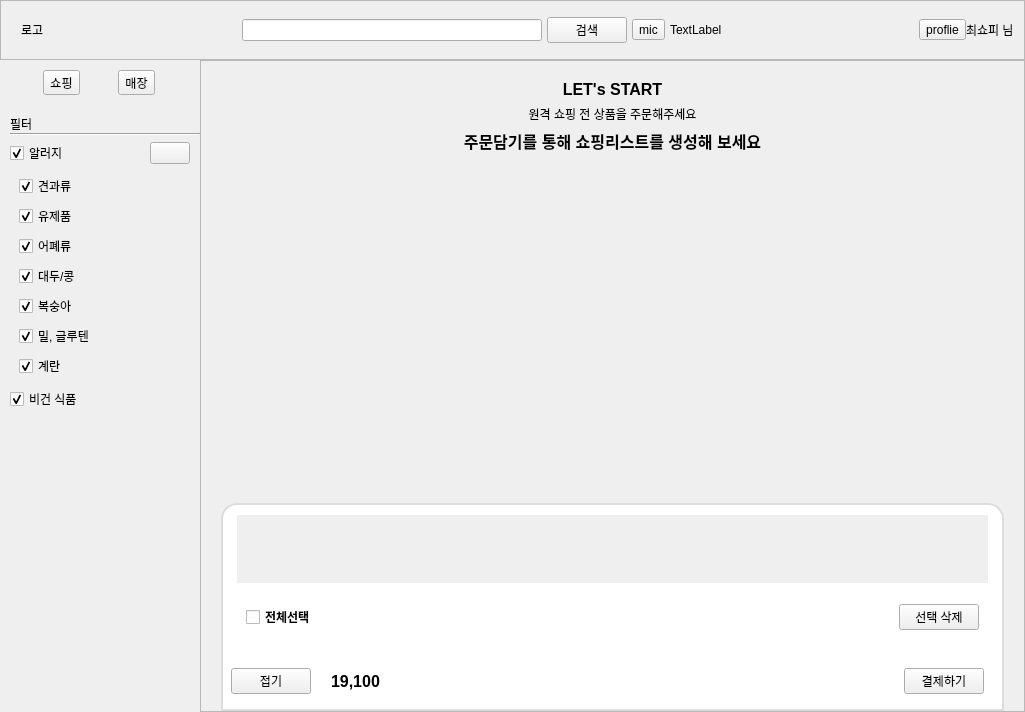
Qt form shopee_ros2/src/shopee_app/shopee_app/ui/layout_user.ui (addinedu-roscamp-7th/roscamp-repo-1) before a commit.
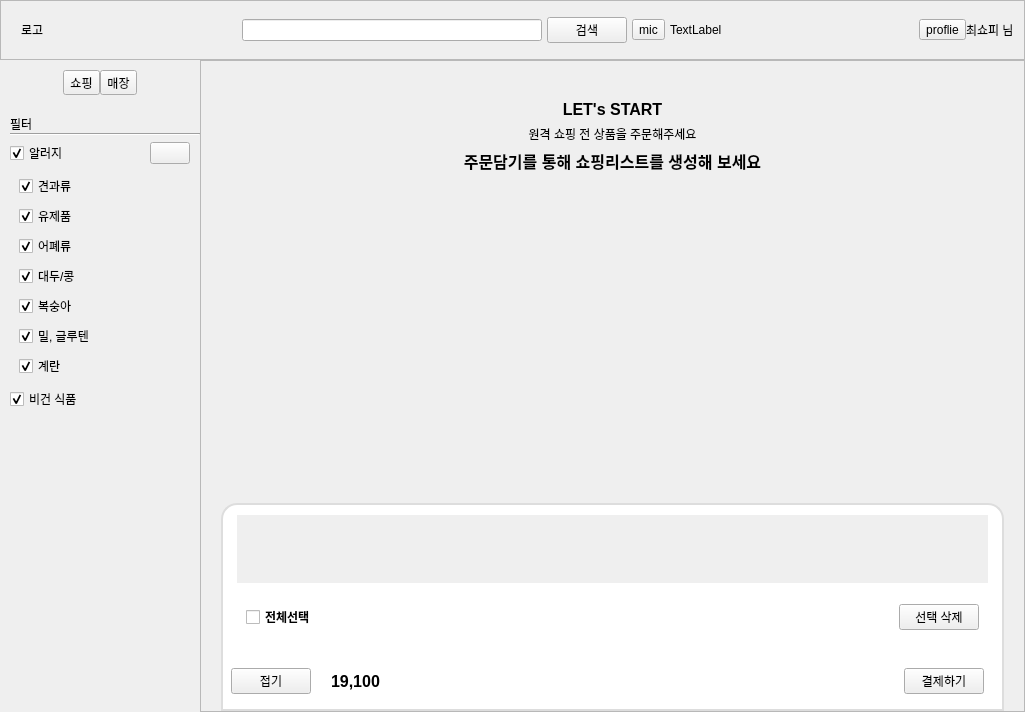
The same form after that commit. Icons and pictures are not drawn.

Commit message: [ShopeeApp] 쇼핑 매장 버튼 디자인 수정

The edit to the form file:
```diff
--- a/shopee_ros2/src/shopee_app/shopee_app/ui/layout_user.ui
+++ b/shopee_ros2/src/shopee_app/shopee_app/ui/layout_user.ui
@@ -330,7 +330,7 @@
          <item>
           <layout class="QHBoxLayout" name="horizontalLayout_3">
            <property name="spacing">
-            <number>5</number>
+            <number>0</number>
            </property>
            <property name="leftMargin">
             <number>10</number>
@@ -344,6 +344,19 @@
            <property name="bottomMargin">
             <number>10</number>
            </property>
+           <item>
+            <spacer name="horizontalSpacer_12">
+             <property name="orientation">
+              <enum>Qt::Horizontal</enum>
+             </property>
+             <property name="sizeHint" stdset="0">
+              <size>
+               <width>40</width>
+               <height>20</height>
+              </size>
+             </property>
+            </spacer>
+           </item>
            <item>
             <widget class="QToolButton" name="toolButton_3">
              <property name="text">
@@ -358,6 +371,19 @@
              </property>
             </widget>
            </item>
+           <item>
+            <spacer name="horizontalSpacer_13">
+             <property name="orientation">
+              <enum>Qt::Horizontal</enum>
+             </property>
+             <property name="sizeHint" stdset="0">
+              <size>
+               <width>40</width>
+               <height>20</height>
+              </size>
+             </property>
+            </spacer>
+           </item>
           </layout>
          </item>
          <item>
@@ -724,7 +750,7 @@
               <number>20</number>
              </property>
              <property name="topMargin">
-              <number>0</number>
+              <number>20</number>
              </property>
              <property name="rightMargin">
               <number>20</number>
@@ -758,7 +784,7 @@
                   <x>0</x>
                   <y>0</y>
                   <width>783</width>
-                  <height>437</height>
+                  <height>417</height>
                  </rect>
                 </property>
                 <property name="sizePolicy">
@@ -1006,6 +1032,9 @@
                   <property name="frameShadow">
                    <enum>QFrame::Raised</enum>
                   </property>
+                  <property name="lineWidth">
+                   <number>1</number>
+                  </property>
                   <layout class="QHBoxLayout" name="horizontalLayout_4">
                    <property name="spacing">
                     <number>0</number>
```
The commit also changes 3 other files.
